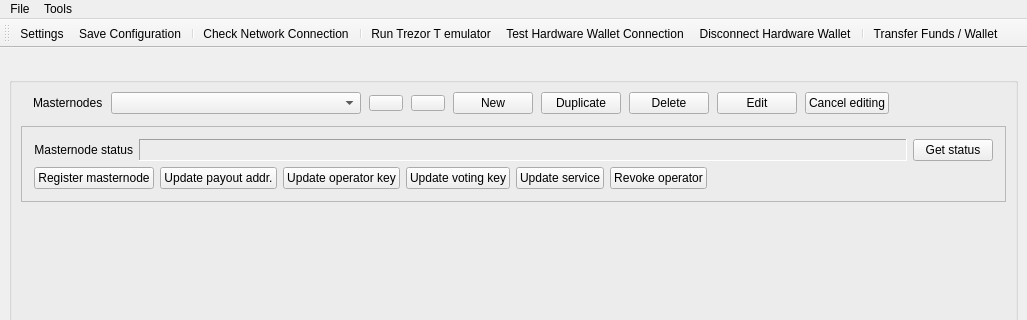
This is src/ui/ui_main_dlg.ui in Bertrand256/dash-masternode-tool as Qt 5 draws it before an edit; both pictures show x 0 to 1027 and y 0 to 320 of the 1027 by 499 pixel window. The edited form follows.
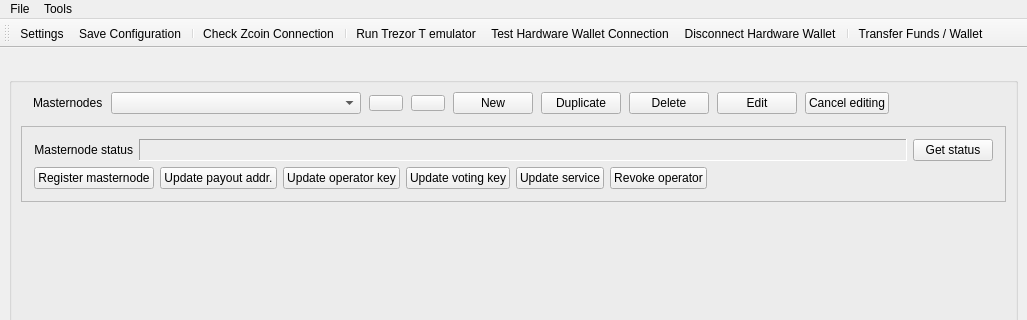
This is the edited form.

Commit message: Updated text in toolbar.

Patch:
```diff
--- a/src/ui/ui_main_dlg.ui
+++ b/src/ui/ui_main_dlg.ui
@@ -640,7 +640,7 @@
   </action>
   <action name="action_check_network_connection">
    <property name="text">
-    <string>Check Network Connection</string>
+    <string>Check Zcoin Connection</string>
    </property>
    <property name="toolTip">
     <string>Check Dash Network Connection</string>
```
Left out of the diff: 2 changed lines with no effect on the pictures. The commit also changes 1 other file.
